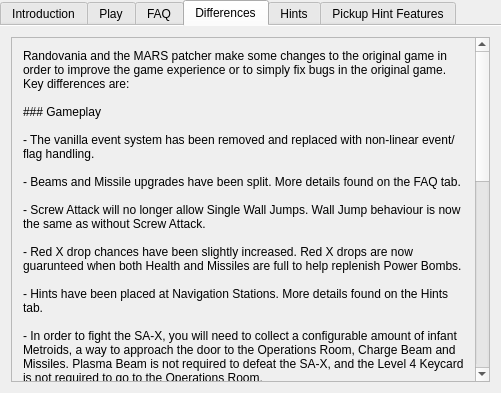
Before: the Qt Designer form randovania/games/fusion/gui/ui_files/games_tab_fusion_widget.ui in randovania/randovania, drawn with Qt 5.
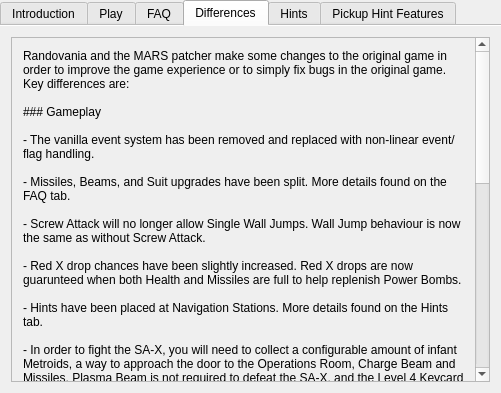
After: the same form once the commit is applied. The open tabs and pages were chosen to show the change. Custom widgets are drawn as their Qt base class.

Commit message: address suit, beam, escape comments

Patch:
```diff
--- a/randovania/games/fusion/gui/ui_files/games_tab_fusion_widget.ui
+++ b/randovania/games/fusion/gui/ui_files/games_tab_fusion_widget.ui
@@ -136,7 +136,7 @@
          <x>0</x>
          <y>0</y>
          <width>467</width>
-         <height>797</height>
+         <height>775</height>
         </rect>
        </property>
        <layout class="QVBoxLayout" name="verticalLayout">
@@ -149,7 +149,7 @@
 
 - The vanilla event system has been removed and replaced with non-linear event/flag handling.
 
-- Beams and Missile upgrades have been split. More details found on the FAQ tab.
+- Missiles, Beams, and Suit upgrades have been split. More details found on the FAQ tab.
 
 - Screw Attack will no longer allow Single Wall Jumps. Wall Jump behaviour is now the same as without Screw Attack. 
 
@@ -159,9 +159,7 @@
 
 - In order to fight the SA-X, you will need to collect a configurable amount of infant Metroids, a way to approach the door to the Operations Room, Charge Beam and Missiles. Plasma Beam is not required to defeat the SA-X, and the Level 4 Keycard is not required to go to the Operations Room.
 
-- Changing course in Operations Room no longer locks any hatches.
-
-- The escape timer only triggers when entering Main Deck Docking Bay Hangar to fight the Omega Metroid.
+- During the escape, hatches no longer lock and the timer only activates upon entering the hangar to fight the Omega Metroid.
 
 ### Room Changes
 
```
The commit also changes 1 other file.
